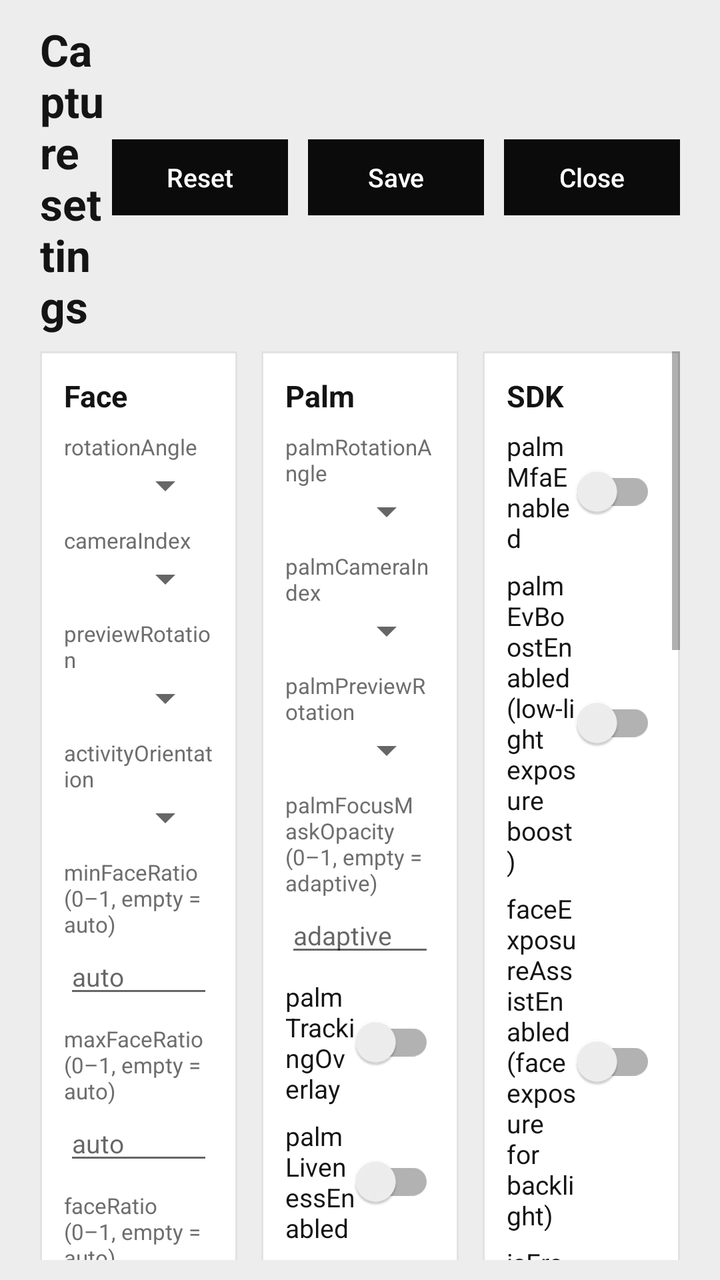
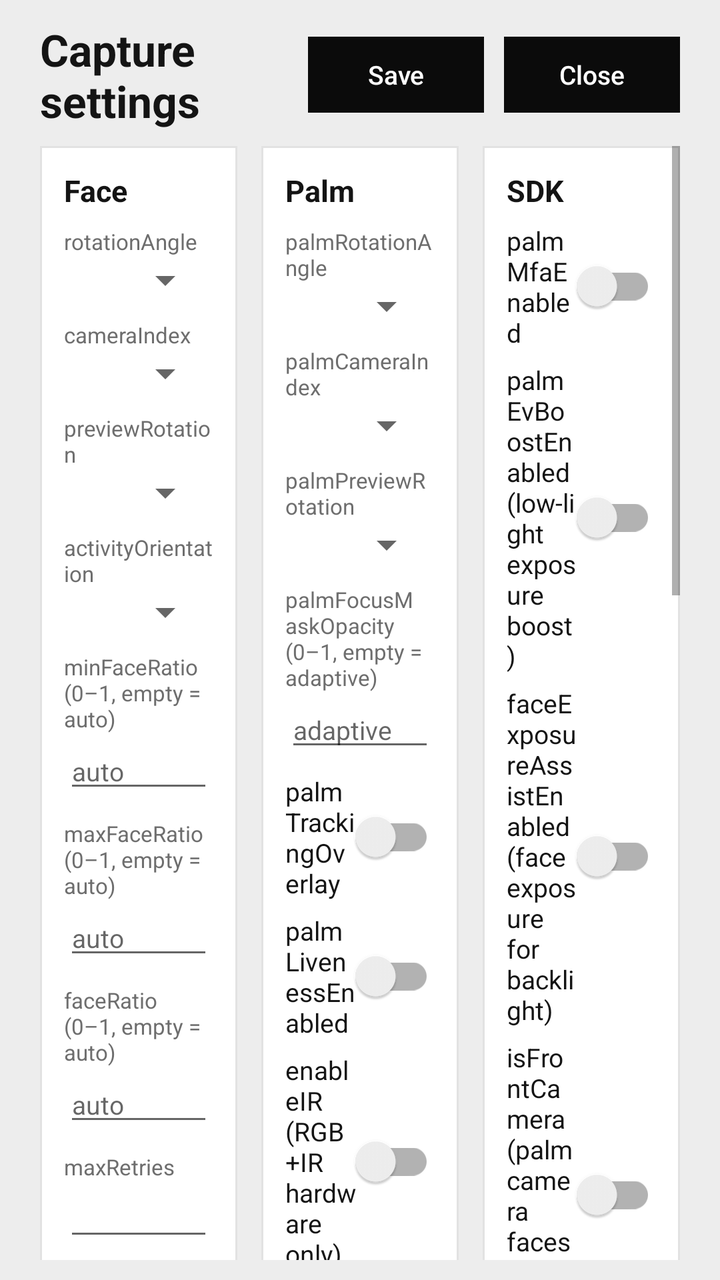

Compare the two renders of this Android layout. The source of the first and the diff that turns it into the second are given below.
<!-- AndroidManifest.xml: application theme Theme.WinkPos -->
<!-- res/layout/activity_settings.xml -->
<?xml version="1.0" encoding="utf-8"?>
<LinearLayout xmlns:android="http://schemas.android.com/apk/res/android"
    android:layout_width="match_parent"
    android:layout_height="match_parent"
    android:background="@color/page_grey"
    android:keepScreenOn="true"
    android:orientation="vertical"
    android:paddingHorizontal="20dp"
    android:paddingVertical="10dp">

    
    <LinearLayout
        android:layout_width="match_parent"
        android:layout_height="wrap_content"
        android:gravity="center_vertical"
        android:orientation="horizontal">

        <TextView
            android:layout_width="0dp"
            android:layout_height="wrap_content"
            android:layout_weight="1"
            android:text="@string/settings"
            android:textColor="@color/text_dark"
            android:textSize="22sp"
            android:textStyle="bold" />

        <Button
            android:id="@+id/resetButton"
            style="@style/Widget.AppCompat.Button.Borderless"
            android:layout_width="wrap_content"
            android:layout_height="38dp"
            android:background="@drawable/bg_sign_out"
            android:paddingHorizontal="16dp"
            android:text="@string/reset_defaults"
            android:textAllCaps="false"
            android:textColor="@color/white"
            android:textSize="13sp" />

        <Button
            android:id="@+id/saveButton"
            style="@style/Widget.AppCompat.Button.Borderless"
            android:layout_width="wrap_content"
            android:layout_height="38dp"
            android:layout_marginStart="10dp"
            android:background="@drawable/bg_btn_black"
            android:paddingHorizontal="22dp"
            android:text="@string/save"
            android:textAllCaps="false"
            android:textColor="@color/white"
            android:textSize="13sp" />

        <Button
            android:id="@+id/closeButton"
            style="@style/Widget.AppCompat.Button.Borderless"
            android:layout_width="wrap_content"
            android:layout_height="38dp"
            android:layout_marginStart="10dp"
            android:background="@drawable/bg_sign_out"
            android:paddingHorizontal="16dp"
            android:text="@string/close"
            android:textAllCaps="false"
            android:textColor="@color/white"
            android:textSize="13sp" />
    </LinearLayout>

    <ScrollView
        android:layout_width="match_parent"
        android:layout_height="0dp"
        android:layout_marginTop="8dp"
        android:layout_weight="1"
        android:fillViewport="true">

        <LinearLayout
            android:layout_width="match_parent"
            android:layout_height="wrap_content"
            android:baselineAligned="false"
            android:orientation="horizontal">

            
            <LinearLayout
                android:layout_width="0dp"
                android:layout_height="wrap_content"
                android:layout_weight="1"
                android:background="@drawable/bg_tile"
                android:orientation="vertical"
                android:padding="12dp">

                <TextView style="@style/SettingsSection" android:text="@string/section_face" />

                <TextView style="@style/SettingsLabel" android:text="rotationAngle" />
                <Spinner android:id="@+id/faceRotation" style="@style/SettingsEdit" />

                <TextView style="@style/SettingsLabel" android:text="cameraIndex" />
                <Spinner android:id="@+id/faceCamera" style="@style/SettingsEdit" />

                <TextView style="@style/SettingsLabel" android:text="previewRotation" />
                <Spinner android:id="@+id/facePreviewRotation" style="@style/SettingsEdit" />

                <TextView style="@style/SettingsLabel" android:text="activityOrientation" />
                <Spinner android:id="@+id/activityOrientation" style="@style/SettingsEdit" />

                <TextView style="@style/SettingsLabel" android:text="minFaceRatio (0–1, empty = auto)" />
                <EditText android:id="@+id/minFaceRatio" style="@style/SettingsEdit"
                    android:hint="@string/hint_auto"
                    android:importantForAutofill="no"
                    android:inputType="numberDecimal" />

                <TextView style="@style/SettingsLabel" android:text="maxFaceRatio (0–1, empty = auto)" />
                <EditText android:id="@+id/maxFaceRatio" style="@style/SettingsEdit"
                    android:hint="@string/hint_auto"
                    android:importantForAutofill="no"
                    android:inputType="numberDecimal" />

                <TextView style="@style/SettingsLabel" android:text="faceRatio (0–1, empty = auto)" />
                <EditText android:id="@+id/faceRatio" style="@style/SettingsEdit"
                    android:hint="@string/hint_auto"
                    android:importantForAutofill="no"
                    android:inputType="numberDecimal" />

                <TextView style="@style/SettingsLabel" android:text="maxRetries" />
                <EditText android:id="@+id/maxRetries" style="@style/SettingsEdit"
                    android:importantForAutofill="no"
                    android:inputType="number" />

                <androidx.appcompat.widget.SwitchCompat
                    android:id="@+id/livenessEnabled" style="@style/SettingsSwitch"
                    android:text="livenessEnabled" />
            </LinearLayout>

            
            <LinearLayout
                android:layout_width="0dp"
                android:layout_height="wrap_content"
                android:layout_marginStart="12dp"
                android:layout_weight="1"
                android:background="@drawable/bg_tile"
                android:orientation="vertical"
                android:padding="12dp">

                <TextView style="@style/SettingsSection" android:text="@string/section_palm" />

                <TextView style="@style/SettingsLabel" android:text="palmRotationAngle" />
                <Spinner android:id="@+id/palmRotation" style="@style/SettingsEdit" />

                <TextView style="@style/SettingsLabel" android:text="palmCameraIndex" />
                <Spinner android:id="@+id/palmCamera" style="@style/SettingsEdit" />

                <TextView style="@style/SettingsLabel" android:text="palmPreviewRotation" />
                <Spinner android:id="@+id/palmPreviewRotation" style="@style/SettingsEdit" />

                <TextView style="@style/SettingsLabel"
                    android:text="palmFocusMaskOpacity (0–1, empty = adaptive)" />
                <EditText android:id="@+id/palmFocusMaskOpacity" style="@style/SettingsEdit"
                    android:hint="@string/hint_adaptive"
                    android:importantForAutofill="no"
                    android:inputType="numberDecimal" />

                <androidx.appcompat.widget.SwitchCompat
                    android:id="@+id/palmTrackingOverlay" style="@style/SettingsSwitch"
                    android:text="palmTrackingOverlay" />

                <androidx.appcompat.widget.SwitchCompat
                    android:id="@+id/palmLivenessEnabled" style="@style/SettingsSwitch"
                    android:text="palmLivenessEnabled" />

                <androidx.appcompat.widget.SwitchCompat
                    android:id="@+id/enableIR" style="@style/SettingsSwitch"
                    android:text="enableIR (RGB+IR hardware only)" />
            </LinearLayout>

            
            <LinearLayout
                android:layout_width="0dp"
                android:layout_height="wrap_content"
                android:layout_marginStart="12dp"
                android:layout_weight="1"
                android:background="@drawable/bg_tile"
                android:orientation="vertical"
                android:padding="12dp">

                <TextView style="@style/SettingsSection" android:text="@string/section_sdk" />

                <androidx.appcompat.widget.SwitchCompat
                    android:id="@+id/palmMfaEnabled" style="@style/SettingsSwitch"
                    android:text="palmMfaEnabled" />

                <androidx.appcompat.widget.SwitchCompat
                    android:id="@+id/palmEvBoostEnabled" style="@style/SettingsSwitch"
                    android:text="palmEvBoostEnabled (low-light exposure boost)" />

                <androidx.appcompat.widget.SwitchCompat
                    android:id="@+id/faceExposureAssistEnabled" style="@style/SettingsSwitch"
                    android:text="faceExposureAssistEnabled (face exposure for backlight)" />

                <androidx.appcompat.widget.SwitchCompat
                    android:id="@+id/isFrontCamera" style="@style/SettingsSwitch"
                    android:text="isFrontCamera (palm camera faces the customer)" />

                <TextView style="@style/SettingsLabel" android:text="palmLivenessMode" />
                <Spinner android:id="@+id/palmLivenessMode" style="@style/SettingsEdit" />

                <TextView style="@style/SettingsLabel" android:text="palmEngineDriver (bridge = rollback)" />
                <Spinner android:id="@+id/palmEngineDriver" style="@style/SettingsEdit" />

                <TextView style="@style/SettingsLabel" android:text="autoPay on register sales" />
                <Spinner android:id="@+id/autoPayMode" style="@style/SettingsEdit" />

                <androidx.appcompat.widget.SwitchCompat
                    android:id="@+id/readWinkConfig" style="@style/SettingsSwitch"
                    android:text="readWinkConfig (on-device test file; restart)" />

                <androidx.appcompat.widget.SwitchCompat
                    android:id="@+id/debugLogging" style="@style/SettingsSwitch"
                    android:text="debugLogging (restart)" />

                <TextView
                    android:layout_width="match_parent"
                    android:layout_height="wrap_content"
                    android:layout_marginTop="12dp"
                    android:text="@string/settings_note"
                    android:textColor="@color/text_grey"
                    android:textSize="11sp" />

                <TextView
                    android:id="@+id/envText"
                    android:layout_width="wrap_content"
                    android:layout_height="wrap_content"
                    android:layout_marginTop="12dp"
                    android:textColor="@color/text_dark"
                    android:textSize="12sp"
                    android:textStyle="bold" />

                <TextView
                    android:layout_width="match_parent"
                    android:layout_height="wrap_content"
                    android:layout_marginTop="8dp"
                    android:text="@string/register_address_label"
                    android:textSize="14sp" />

                <EditText android:id="@+id/registerUrl" style="@style/SettingsEdit"
                    android:layout_width="match_parent"
                    android:hint="@string/register_address_hint"
                    android:inputType="textUri"
                    android:singleLine="true" />
            </LinearLayout>
        </LinearLayout>
    </ScrollView>
</LinearLayout>
<!-- resources referenced by this layout -->
<resources>
  <color name="page_grey">#EDEDED</color>
  <color name="text_dark">#141414</color>
  <color name="text_grey">#6E6E6E</color>
  <color name="white">#FFFFFF</color>
  <!-- drawable bg_btn_black (drawable) -->
  <shape xmlns:android="http://schemas.android.com/apk/res/android" android:shape="rectangle">
      <solid android:color="@color/bloom_black"/>
      <corners android:radius="0dp"/>
  </shape>
  <!-- drawable bg_sign_out (drawable) -->
  <shape xmlns:android="http://schemas.android.com/apk/res/android" android:shape="rectangle">
      <solid android:color="@color/sign_out_grey"/>
      <corners android:radius="0dp"/>
  </shape>
  <!-- drawable bg_tile (drawable) -->
  <shape xmlns:android="http://schemas.android.com/apk/res/android" android:shape="rectangle">
      <solid android:color="@color/white"/>
      <corners android:radius="0dp"/>
      <stroke android:width="1dp" android:color="@color/border_grey"/>
  </shape>
  <string name="close">Close</string>
  <string name="hint_adaptive">adaptive</string>
  <string name="hint_auto">auto</string>
  <string name="register_address_hint">ws://192.168.1.50:8181/pos</string>
  <string name="register_address_label">Register address (blank = discover from the terminal)</string>
  <string name="reset_defaults">Reset</string>
  <string name="save">Save</string>
  <string name="section_face">Face</string>
  <string name="section_palm">Palm</string>
  <string name="section_sdk">SDK</string>
  <string name="settings">Capture settings</string>
  <string name="settings_note">Face/Palm values apply to the next check-in. Palm/SDK switches apply live, except readWinkConfig and debugLogging (restart).</string>
  <style name="SettingsEdit">
          <item name="android:layout_width">match_parent</item>
          <item name="android:layout_height">wrap_content</item>
          <item name="android:textSize">13sp</item>
          <item name="android:maxLines">1</item>
      </style>
  <style name="SettingsLabel">
          <item name="android:layout_width">wrap_content</item>
          <item name="android:layout_height">wrap_content</item>
          <item name="android:layout_marginTop">8dp</item>
          <item name="android:textColor">@color/text_grey</item>
          <item name="android:textSize">11sp</item>
      </style>
  <style name="SettingsSection">
          <item name="android:layout_width">wrap_content</item>
          <item name="android:layout_height">wrap_content</item>
          <item name="android:textColor">@color/text_dark</item>
          <item name="android:textSize">15sp</item>
          <item name="android:textStyle">bold</item>
      </style>
  <style name="SettingsSwitch" parent="Widget.AppCompat.CompoundButton.Switch">
          <item name="android:layout_width">match_parent</item>
          <item name="android:layout_height">wrap_content</item>
          <item name="android:layout_marginTop">6dp</item>
          <item name="android:textColor">@color/text_dark</item>
          <item name="android:textSize">13sp</item>
      </style>
  <style name="Theme.WinkPos" parent="Theme.MaterialComponents.Light.NoActionBar">
          <item name="colorPrimary">@color/bloom_black</item>
          <item name="colorPrimaryVariant">@color/bloom_black</item>
          <item name="colorSecondary">@color/loyallist_purple</item>
          <item name="android:windowBackground">@color/white</item>
          <item name="android:statusBarColor">@color/bloom_black</item>
      </style>
  <color name="bloom_black">#0B0B0B</color>
  <color name="sign_out_grey">#8C8C8C</color>
  <color name="border_grey">#E2E2E2</color>
  <color name="loyallist_purple">#4D49BE</color>
</resources>

<!-- the commit's change to res/layout/activity_settings.xml (unified diff, before → after) -->
@@ -23,18 +23,6 @@
             android:textColor="@color/text_dark"
             android:textSize="22sp"
             android:textStyle="bold" />
-
-        <Button
-            android:id="@+id/resetButton"
-            style="@style/Widget.AppCompat.Button.Borderless"
-            android:layout_width="wrap_content"
-            android:layout_height="38dp"
-            android:background="@drawable/bg_sign_out"
-            android:paddingHorizontal="16dp"
-            android:text="@string/reset_defaults"
-            android:textAllCaps="false"
-            android:textColor="@color/white"
-            android:textSize="13sp" />
 
         <Button
             android:id="@+id/saveButton"
<!-- resource entries referenced after the edit -->
@@ -25,7 +25,6 @@
   <string name="hint_auto">auto</string>
   <string name="register_address_hint">ws://192.168.1.50:8181/pos</string>
   <string name="register_address_label">Register address (blank = discover from the terminal)</string>
-  <string name="reset_defaults">Reset</string>
   <string name="save">Save</string>
   <string name="section_face">Face</string>
   <string name="section_palm">Palm</string>
